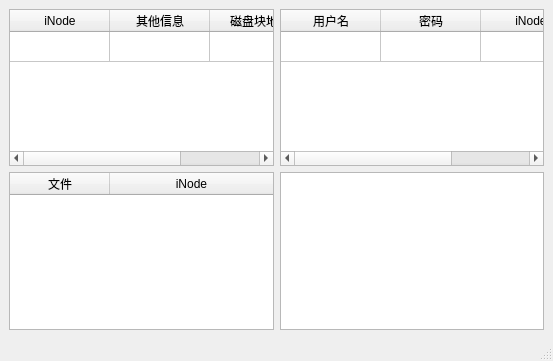
Before: the Qt Designer form BVFS/ini.ui in SakuraSong001/BVFS, drawn with Qt 5.
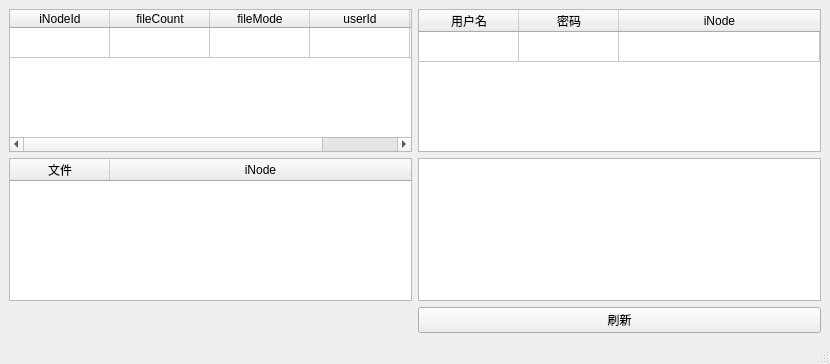
After: the same form once the commit is applied.

The edit to the form file:
```diff
--- a/BVFS/ini.ui
+++ b/BVFS/ini.ui
@@ -6,8 +6,8 @@
    <rect>
     <x>0</x>
     <y>0</y>
-    <width>553</width>
-    <height>361</height>
+    <width>830</width>
+    <height>364</height>
    </rect>
   </property>
   <property name="windowTitle">
@@ -44,17 +44,27 @@
       <row/>
       <column>
        <property name="text">
-        <string>iNode</string>
+        <string>iNodeId</string>
        </property>
       </column>
       <column>
        <property name="text">
-        <string>其他信息</string>
+        <string>fileCount</string>
        </property>
       </column>
       <column>
        <property name="text">
-        <string>磁盘块地址</string>
+        <string>fileMode</string>
+       </property>
+      </column>
+      <column>
+       <property name="text">
+        <string>userId</string>
+       </property>
+      </column>
+      <column>
+       <property name="text">
+        <string>diskAddress</string>
        </property>
       </column>
      </widget>
@@ -126,6 +136,13 @@
     <item row="1" column="1">
      <widget class="QTableWidget" name="tableWidget_4"/>
     </item>
+    <item row="3" column="1">
+     <widget class="QPushButton" name="refresh">
+      <property name="text">
+       <string>刷新</string>
+      </property>
+     </widget>
+    </item>
    </layout>
   </widget>
   <widget class="QMenuBar" name="menubar">
```
Left out of the diff: 4 changed lines with no effect on the pictures.
